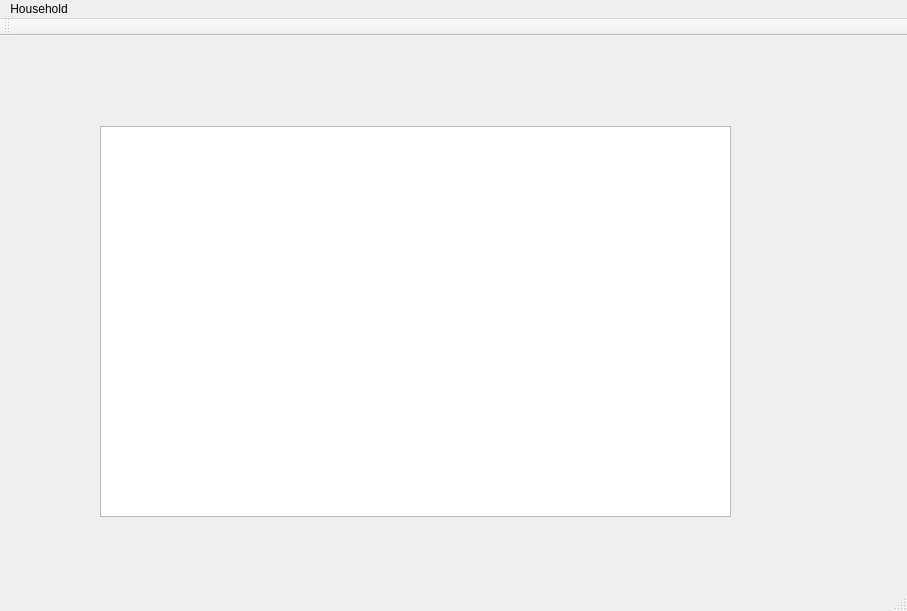
Old version of the form mainwindow.ui in the repository sandroKa/SE.
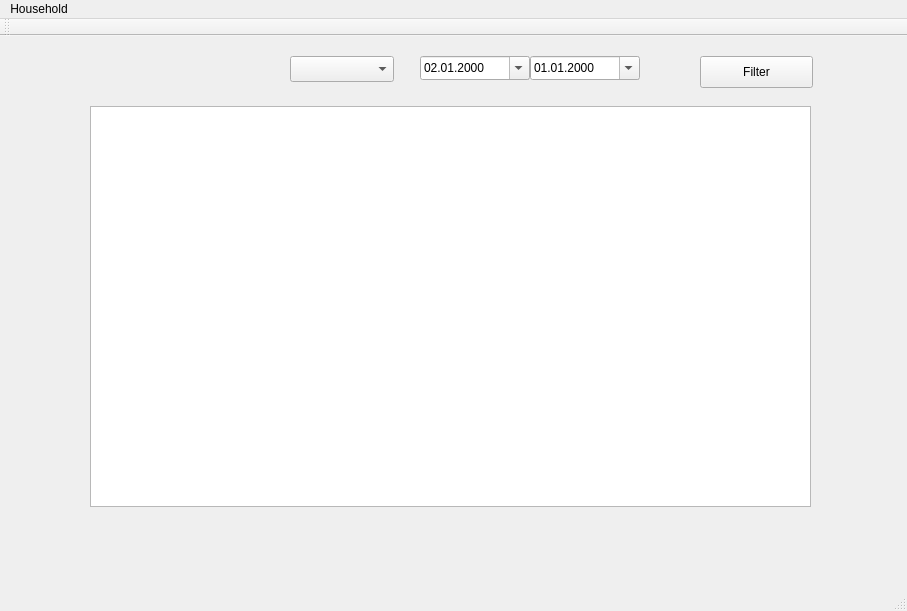
New version of the form.

The edit to the form file:
```diff
--- a/mainwindow.ui
+++ b/mainwindow.ui
@@ -14,16 +14,84 @@
    <string>MainWindow</string>
   </property>
   <widget class="QWidget" name="centralWidget">
-   <widget class="QTableView" name="tableView">
+   <widget class="QTableWidget" name="tbl_Overview">
     <property name="geometry">
      <rect>
-      <x>100</x>
-      <y>90</y>
-      <width>631</width>
-      <height>391</height>
+      <x>90</x>
+      <y>70</y>
+      <width>721</width>
+      <height>401</height>
      </rect>
     </property>
    </widget>
+   <widget class="QDateEdit" name="date_from">
+    <property name="geometry">
+     <rect>
+      <x>420</x>
+      <y>20</y>
+      <width>110</width>
+      <height>24</height>
+     </rect>
+    </property>
+    <property name="dateTime">
+     <datetime>
+      <hour>0</hour>
+      <minute>0</minute>
+      <second>0</second>
+      <year>2000</year>
+      <month>1</month>
+      <day>2</day>
+     </datetime>
+    </property>
+    <property name="displayFormat">
+     <string>dd.MM.yyyy</string>
+    </property>
+    <property name="calendarPopup">
+     <bool>true</bool>
+    </property>
+   </widget>
+   <widget class="QDateEdit" name="date_to">
+    <property name="geometry">
+     <rect>
+      <x>530</x>
+      <y>20</y>
+      <width>110</width>
+      <height>24</height>
+     </rect>
+    </property>
+    <property name="displayFormat">
+     <string>dd.MM.yyyy</string>
+    </property>
+    <property name="calendarPopup">
+     <bool>true</bool>
+    </property>
+   </widget>
+   <widget class="QPushButton" name="btn_filter">
+    <property name="geometry">
+     <rect>
+      <x>700</x>
+      <y>20</y>
+      <width>113</width>
+      <height>32</height>
+     </rect>
+    </property>
+    <property name="text">
+     <string>Filter</string>
+    </property>
+   </widget>
+   <widget class="QComboBox" name="cmb_DataCount">
+    <property name="geometry">
+     <rect>
+      <x>290</x>
+      <y>20</y>
+      <width>104</width>
+      <height>26</height>
+     </rect>
+    </property>
+    <property name="currentText">
+     <string/>
+    </property>
+   </widget>
   </widget>
   <widget class="QMenuBar" name="menuBar">
    <property name="geometry">
```
